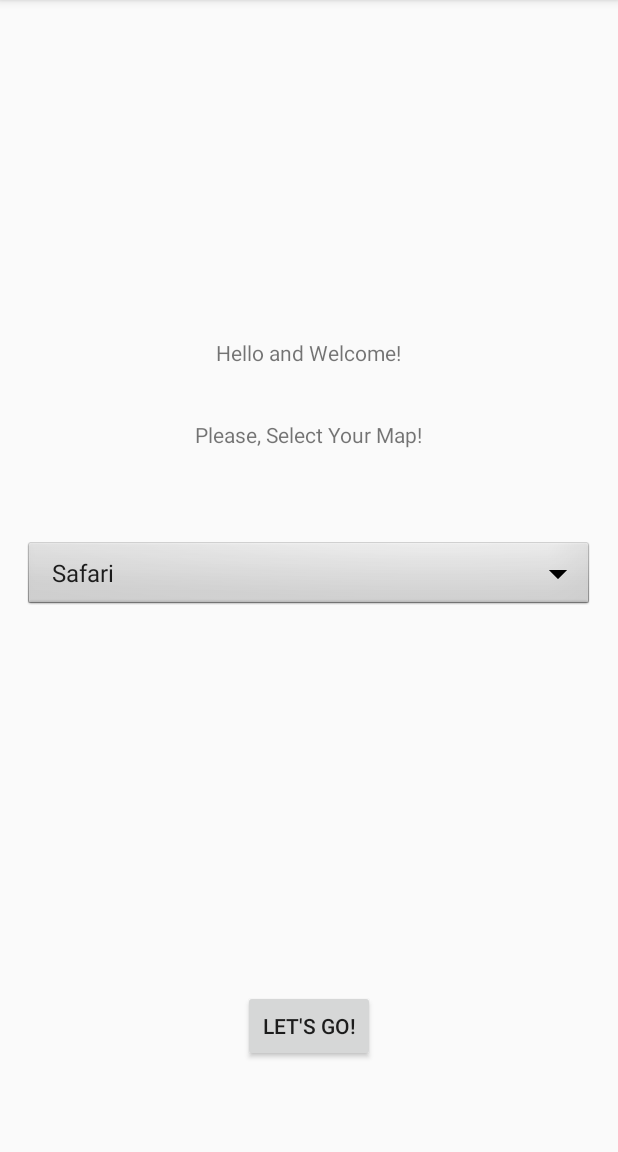
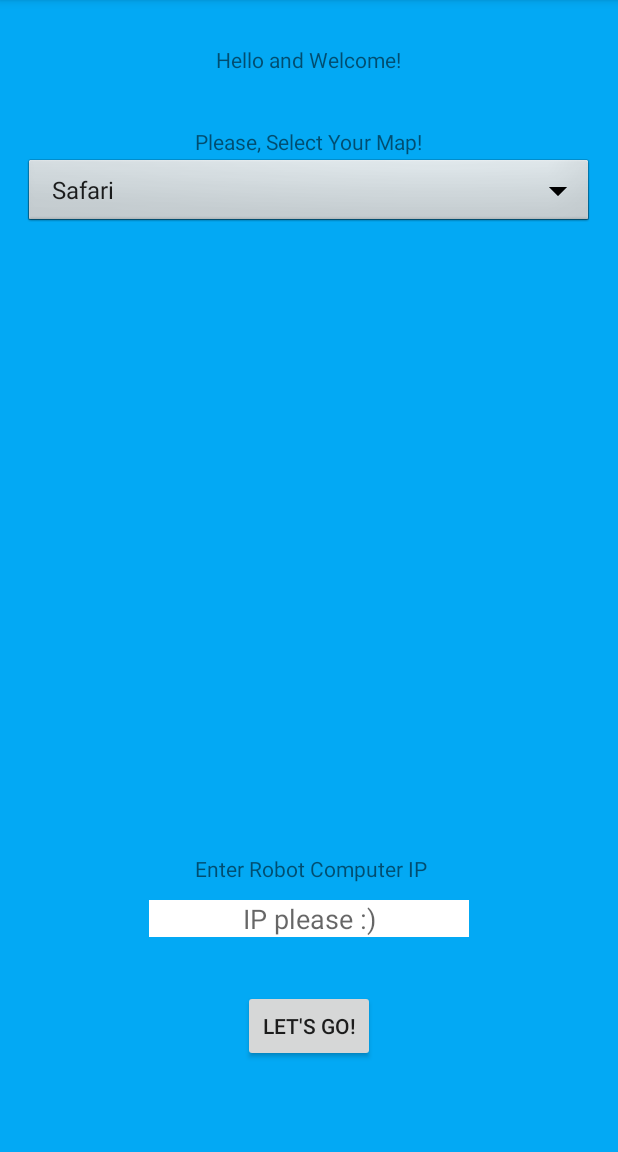
Before and after one commit to ajr-zimmer/robodysseycontroller, an Android app: the screen it shows after launch (MainActivity), on a phone screen of 412 x 824 dp, the part 84-1236 px from its top. Run offline under Robolectric (Android 15) with nearby library versions, the phone set to English and light mode, and no system bars.

Commit message:
Selectable IP functional

```diff
--- a/app/src/main/java/com/cain/robodysseycontroller/activities/ControlActivity.java
+++ b/app/src/main/java/com/cain/robodysseycontroller/activities/ControlActivity.java
@@ -12,6 +12,7 @@ import android.widget.ImageView;
 import android.widget.Switch;
 
 import com.cain.robodysseycontroller.R;
+import com.cain.robodysseycontroller.utils.Utils;
 
 import java.io.DataOutputStream;
 import java.io.IOException;
@@ -27,8 +28,9 @@ public class ControlActivity extends AppCompatActivity implements
     private Socket clientSocket;
     private DataOutputStream dataOut;
 
+
     private static final int SERVERPORT = 8888;
-    private static final String SERVER_IP = "10.13.153.41";
+    private static String SERVER_IP = "127.0.0.1";
     private static final String VIDEOFEED = "http://10.13.147.211:8080/video";
     //
 
@@ -38,6 +40,9 @@ public class ControlActivity extends AppCompatActivity implements
     protected void onCreate(Bundle savedInstanceState) {
         super.onCreate(savedInstanceState);
         setContentView(R.layout.activity_control);
+        // Load in laptop IP from user settings
+        SERVER_IP = Utils.readSharedSetting(ControlActivity.this, MainActivity.LAPTOP_IP, "127.0.0.1");
+
         tourMode = true;
         getWindow().getDecorView().setSystemUiVisibility(
                 View.SYSTEM_UI_FLAG_LAYOUT_STABLE
--- a/app/src/main/java/com/cain/robodysseycontroller/activities/MainActivity.java
+++ b/app/src/main/java/com/cain/robodysseycontroller/activities/MainActivity.java
@@ -6,6 +6,7 @@ import android.os.Bundle;
 import android.view.View;
 import android.widget.AdapterView;
 import android.widget.ArrayAdapter;
+import android.widget.EditText;
 import android.widget.Spinner;
 import android.widget.Toast;
 
@@ -15,8 +16,10 @@ import com.cain.robodysseycontroller.utils.Utils;
 public class MainActivity extends AppCompatActivity implements AdapterView.OnItemSelectedListener {
 
     String mapSelected;
+    EditText inputIP;
 
     public static final String PREF_USER_FIRST_TIME = "user_first_time";
+    public static final String LAPTOP_IP = "laptop_ip";
     boolean isUserFirstTime;
 
     @Override
@@ -36,6 +39,8 @@ public class MainActivity extends AppCompatActivity implements AdapterView.OnIte
         // specify interface implementation
         spinner.setOnItemSelectedListener(this);
 
+        inputIP = (EditText) findViewById(R.id.inputIP);
+
     }
 
     // Implementing methods from OnItemSelectedListener for the spinner
@@ -51,6 +56,8 @@ public class MainActivity extends AppCompatActivity implements AdapterView.OnIte
     }
 
     public void launchTutorial(View view){
+        Utils.saveSharedSetting(MainActivity.this, LAPTOP_IP, inputIP.getText().toString());
+
         Toast.makeText(this, "Oooo you chose the " + mapSelected + " map", Toast.LENGTH_LONG).show();
 
         Intent tutIntent = new Intent(this, TutorialActivity.class);
--- a/app/src/main/java/com/cain/robodysseycontroller/activities/TutorialActivity.java
+++ b/app/src/main/java/com/cain/robodysseycontroller/activities/TutorialActivity.java
@@ -160,7 +160,7 @@ public class TutorialActivity extends AppCompatActivity {
                 startActivity(controlIntent);
                 finish();
                 // Update 1st time preferences
-                Utils.saveSharedSetting(TutorialActivity.this, MainActivity.PREF_USER_FIRST_TIME, "false");
+                //Utils.saveSharedSetting(TutorialActivity.this, MainActivity.PREF_USER_FIRST_TIME, "false");
                 //Utils.saveSharedSetting(TutorialActivity.this, MainActivity.PREF_USER_FIRST_TIME, "true"); //debug purposes
             }
         });
--- a/app/src/main/res/layout/activity_main.xml
+++ b/app/src/main/res/layout/activity_main.xml
@@ -8,34 +8,8 @@
     android:paddingLeft="@dimen/activity_horizontal_margin"
     android:paddingRight="@dimen/activity_horizontal_margin"
     android:paddingTop="@dimen/activity_vertical_margin"
+    android:background="@color/light_blue"
     tools:context="com.cain.robodysseycontroller.activities.MainActivity">
-
-    <TextView
-        android:text="@string/greeting"
-        android:layout_width="wrap_content"
-        android:layout_height="wrap_content"
-        android:id="@+id/textView"
-        android:layout_above="@+id/textView2"
-        android:layout_centerHorizontal="true"
-        android:layout_marginBottom="35dp" />
-
-    <Spinner
-        android:layout_width="match_parent"
-        android:layout_height="wrap_content"
-        android:id="@+id/maps_spinner"
-        android:layout_centerVertical="true"
-        android:layout_alignParentStart="true"
-        android:background="@android:drawable/btn_dropdown"
-        android:spinnerMode="dropdown"/>
-
-    <TextView
-        android:text="@string/selectmapprompt"
-        android:layout_width="wrap_content"
-        android:layout_height="wrap_content"
-        android:id="@+id/textView2"
-        android:layout_marginBottom="60dp"
-        android:layout_above="@+id/maps_spinner"
-        android:layout_centerHorizontal="true" />
 
     <Button
         android:text="@string/launchmapbtn"
@@ -47,5 +21,54 @@
         android:layout_centerHorizontal="true"
         android:onClick="launchTutorial" />
 
+    <TextView
+        android:text="@string/greeting"
+        android:layout_width="wrap_content"
+        android:layout_height="wrap_content"
+        android:id="@+id/textView"
+        android:layout_marginTop="14dp"
+        android:layout_alignParentTop="true"
+        android:layout_centerHorizontal="true" />
+
+    <Spinner
+        android:layout_width="match_parent"
+        android:layout_height="wrap_content"
+        android:id="@+id/maps_spinner"
+        android:background="@android:drawable/btn_dropdown"
+        android:spinnerMode="dropdown"
+        android:layout_below="@+id/textView2"
+        android:layout_alignParentStart="true" />
+
+    <TextView
+        android:text="@string/selectmapprompt"
+        android:layout_width="wrap_content"
+        android:layout_height="wrap_content"
+        android:id="@+id/textView2"
+        android:layout_marginTop="35dp"
+        android:layout_below="@+id/textView"
+        android:layout_centerHorizontal="true" />
+
+    <EditText
+        android:id="@+id/inputIP"
+        android:layout_width="wrap_content"
+        android:layout_height="wrap_content"
+        android:inputType="textPersonName"
+        android:background="#FFF"
+        android:hint="IP please :)"
+        android:textAlignment="center"
+        android:ems="10"
+        android:layout_marginBottom="35dp"
+        android:layout_above="@+id/button"
+        android:layout_centerHorizontal="true" />
+
+    <TextView
+        android:text="Enter Robot Computer IP"
+        android:layout_width="wrap_content"
+        android:layout_height="wrap_content"
+        android:id="@+id/textView4"
+        android:layout_above="@+id/inputIP"
+        android:layout_alignStart="@+id/textView2"
+        android:layout_marginBottom="11dp" />
+
 
 </RelativeLayout>
```
